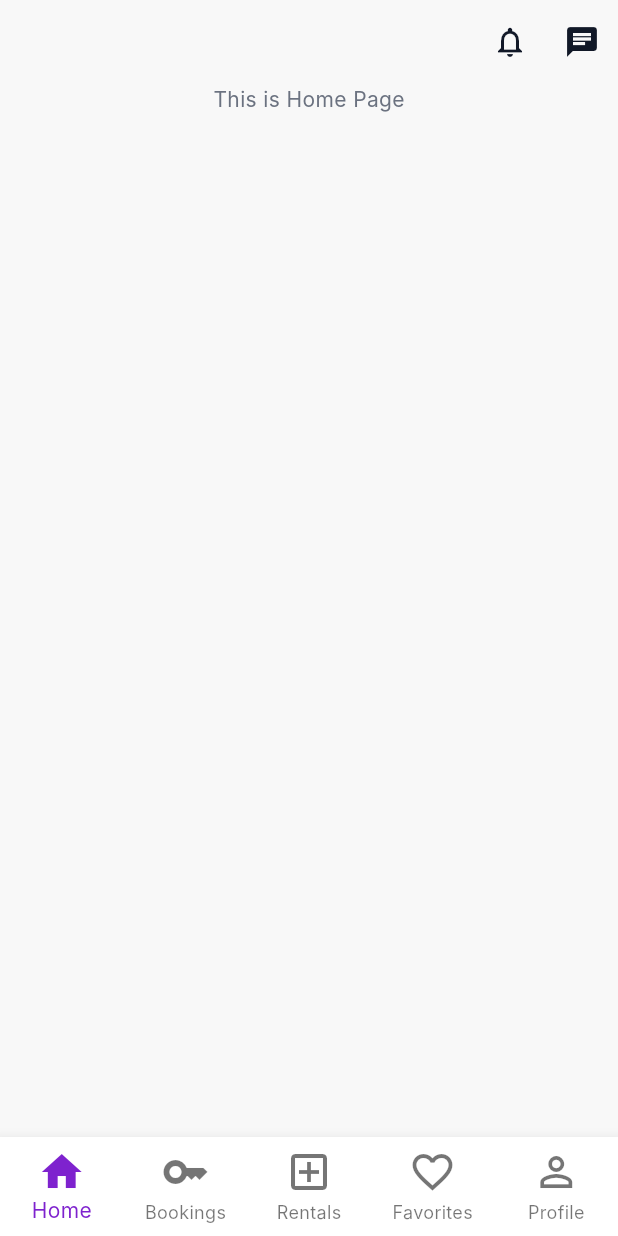
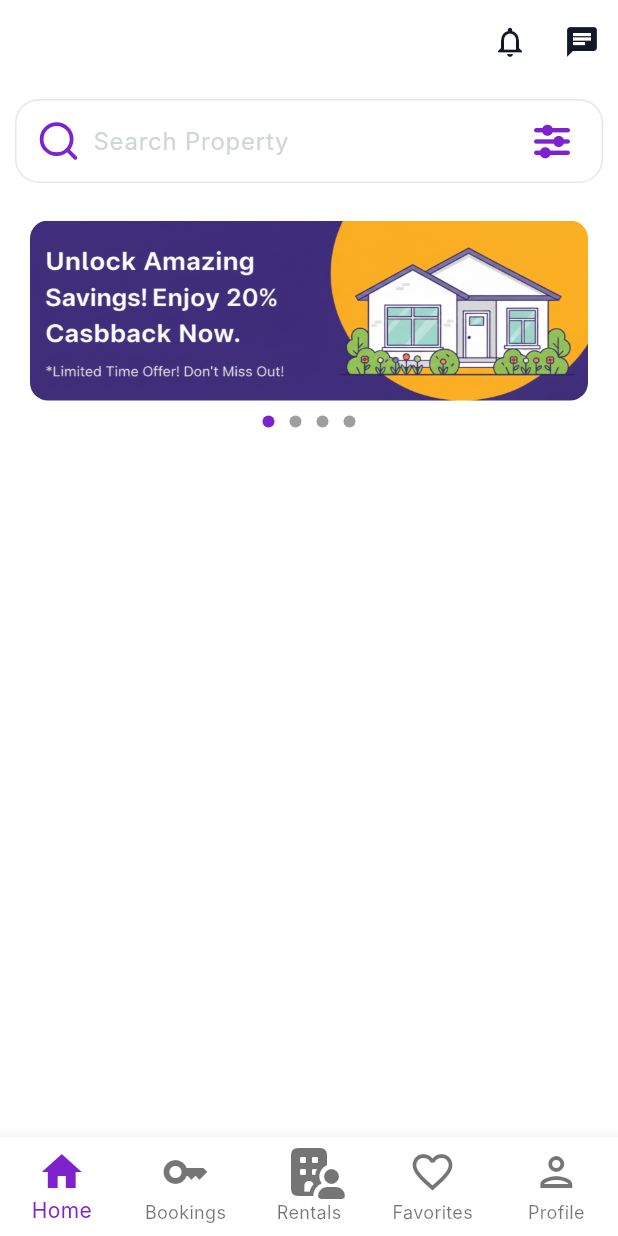
Before and after one commit to Mohakerdi/AlMekhtar, a Flutter app: the screen it shows after launch, on a phone screen of 412 x 824 dp. Run offline on Flutter 3.47's test engine with Material 3 defaults, Android fonts, the light colour scheme and no system bars; drawn by our look-alikes of carousel_slider; our stand-ins replace flutter_feather_icons, font_awesome_flutter, line_awesome_flutter, material_design_icons_flutter; Roboto replaces fonts that are missing (Inter).

Commit message:
built search field &swiper, started on homescreen, edited splash, added some assets

```diff
--- a/lib/Features/splash/splash_screen.dart
+++ b/lib/Features/splash/splash_screen.dart
@@ -75,7 +75,7 @@ class _SplashScreenState extends State<SplashScreen> with TickerProviderStateMix
                         child: SizedBox(
                           width: 200,
                           height: 200,
-                          child: Image.asset(AppImages.kLogoPath),
+                          child: Image.asset(AppImages.kLogoWhitePath),
                         ),
                       ),
                       const SizedBox(height: 24),
@@ -88,11 +88,6 @@ class _SplashScreenState extends State<SplashScreen> with TickerProviderStateMix
                 );
               },
             ),
-
-            const SizedBox(height: 60),
-            const CircularProgressIndicator(
-              valueColor: AlwaysStoppedAnimation<Color>(Colors.white),
-            ),
           ],
         ),
       ),
--- a/lib/Features/user/home/screens/home.dart
+++ b/lib/Features/user/home/screens/home.dart
@@ -1,13 +1,29 @@
 import 'package:flutter/material.dart';
+import 'package:mabeet/Features/user/home/widgets/search_field.dart';
+import 'package:mabeet/Features/user/home/widgets/swiper.dart';
+
+import '../../../../core/constants/icons.dart';
+import '../../../../core/theme/app_colors.dart';
 
 class HomeScreen extends StatelessWidget {
   const HomeScreen({super.key});
+
+  static void _showOverlay() {}
 
   @override
   Widget build(BuildContext context) {
     return const Scaffold(
       body: SingleChildScrollView(
-        child: Center(child: Text('This is Home Page')),
+        child: Padding(
+          padding: EdgeInsets.symmetric(horizontal: 10, vertical: 10),
+          child: Column(
+            children: [
+              SearchField(onBtnPressed: _showOverlay,),
+              SizedBox(height: 25),
+              Swiper(),
+            ],
+          ),
+        ),
       ),
     );
   }
--- a/lib/Features/user/home/screens/tabs.dart
+++ b/lib/Features/user/home/screens/tabs.dart
@@ -1,9 +1,13 @@
 import 'package:flutter/material.dart';
+import 'package:flutter_feather_icons/flutter_feather_icons.dart';
+import 'package:font_awesome_flutter/font_awesome_flutter.dart';
+import 'package:line_awesome_flutter/line_awesome_flutter.dart';
 import 'package:mabeet/Features/user/bookings/screens/bookings_screen.dart';
 import 'package:mabeet/Features/user/chat/screens/chat_screen.dart';
 import 'package:mabeet/Features/user/favorites/screens/favorites_screen.dart';
 import 'package:mabeet/Features/user/profile/screens/profile_screen.dart';
 import 'package:mabeet/Features/user/rentals/screens/rentals_screen.dart';
+import 'package:mabeet/core/constants/icons.dart';
 
 import '../../notifications/screens/notifications_screen.dart';
 import 'home.dart';
@@ -85,8 +89,8 @@ class _TabsState extends State<Tabs> {
           ),
           BottomNavigationBarItem(icon: Icon(Icons.key), label: 'Bookings'),
           BottomNavigationBarItem(
-            activeIcon: Icon(Icons.add_box),
-            icon: Icon(Icons.add_box_outlined),
+            activeIcon: Icon(AppIcons.rentIcon),
+            icon: Icon(AppIcons.rentIcon),
             label: 'Rentals',
           ),
           BottomNavigationBarItem(
@@ -96,7 +100,7 @@ class _TabsState extends State<Tabs> {
           ),
           BottomNavigationBarItem(
             activeIcon: Icon(Icons.person),
-            icon: Icon(Icons.perm_identity),
+            icon: Icon(Icons.person_outlined),
             label: 'Profile',
           ),
         ],
--- /dev/null
+++ b/lib/Features/user/home/widgets/search_field.dart
@@ -0,0 +1,38 @@
+import 'package:flutter/material.dart';
+
+import '../../../../core/constants/icons.dart';
+import '../../../../core/theme/app_colors.dart';
+class SearchField extends StatelessWidget {
+  const SearchField({super.key, required this.onBtnPressed});
+
+  final Function onBtnPressed;
+
+  @override
+  Widget build(BuildContext context) {
+    return TextField(
+      decoration: InputDecoration(
+        prefixIcon: Padding(
+          padding: EdgeInsets.only(left: 10),
+          child: Icon(
+            AppIcons.searchIcon,
+            color: AppColors.primary700,
+            size: 30,
+          ),
+        ),
+        hintText: 'Search Property',
+        suffixIcon: Padding(
+          padding: EdgeInsets.only(right: 10),
+          child: IconButton(
+            icon: Icon(
+              AppIcons.filterIcon,
+              color: AppColors.primary700,
+            ),
+            onPressed: (){
+              onBtnPressed();
+            },
+          ),
+        ),
+      ),
+    );
+  }
+}
--- /dev/null
+++ b/lib/Features/user/home/widgets/swiper.dart
@@ -0,0 +1,89 @@
+import 'package:carousel_slider/carousel_slider.dart';
+import 'package:flutter/material.dart';
+import '../../../../core/constants/images.dart';
+import '../../../../core/theme/app_colors.dart';
+
+class Swiper extends StatefulWidget {
+  const Swiper({super.key});
+
+  @override
+  State<Swiper> createState() => _SwiperState();
+}
+
+class _SwiperState extends State<Swiper> {
+  final List<String> images = [
+    AppImages.kSliderImage1,
+    AppImages.kSliderImage2,
+    AppImages.kSliderImage3,
+    AppImages.kSliderImage4,
+  ];
+
+  final CarouselSliderController _carouselController = CarouselSliderController();
+
+  int _currentIndex = 0;
+
+  @override
+  Widget build(BuildContext context) {
+    return Stack(
+      children: [
+        CarouselSlider.builder(
+          carouselController: _carouselController,
+          itemCount: images.length,
+          options: CarouselOptions(
+            viewportFraction: 1.0,
+            height: 120,
+            autoPlay: true,
+            autoPlayInterval: const Duration(seconds: 3),
+            enlargeCenterPage: false,
+            onPageChanged: (index, reason) {
+              setState(() {
+                _currentIndex = index;
+              });
+            },
+          ),
+          itemBuilder: (BuildContext context, int index, int realIndex) {
+            return Container(
+              margin: EdgeInsets.symmetric(horizontal: 10),
+              child: ClipRRect(
+                borderRadius: BorderRadius.circular(12),
+                child: Image.asset(
+                  images[index],
+                  fit: BoxFit.fill,
+                  width: double.infinity,
+                ),
+              ),
+            );
+          },
+        ),
+        Container(
+          child: Column(
+            children:[
+              SizedBox(height: 130,),
+              Row(
+                mainAxisAlignment: MainAxisAlignment.center,
+                children:
+                images.asMap().entries.map((entry) {
+                  return GestureDetector(
+                    onTap: () => _carouselController.animateToPage(entry.key),
+                    child: Container(
+                      width:8, height: 8,
+                      margin: EdgeInsets.symmetric(horizontal: 5),
+                      decoration: BoxDecoration(
+                          shape: _currentIndex == entry.key ? BoxShape.rectangle: BoxShape.circle,
+                          color: _currentIndex == entry.key
+                              ? AppColors.primary700
+                              : Colors.grey,
+                        borderRadius: _currentIndex== entry.key?
+                            BorderRadius.circular(20)
+                            : null,
+                      ),
+                    ),
+                  );
+                }).toList()
+            ),]
+          ),
+        )
+      ],
+    );
+  }
+}
--- /dev/null
+++ b/lib/core/constants/icons.dart
@@ -0,0 +1,11 @@
+import 'package:flutter/material.dart';
+import 'package:flutter_feather_icons/flutter_feather_icons.dart';
+import 'package:font_awesome_flutter/font_awesome_flutter.dart';
+import 'package:material_design_icons_flutter/material_design_icons_flutter.dart';
+import 'package:line_awesome_flutter/line_awesome_flutter.dart';
+
+class AppIcons{
+ static const searchIcon = FeatherIcons.search;
+ static const filterIcon = FontAwesomeIcons.sliders;
+ static const rentIcon = FontAwesomeIcons.buildingUser;
+}
--- a/lib/core/constants/images.dart
+++ b/lib/core/constants/images.dart
@@ -1,3 +1,8 @@
 class AppImages{
  static const kLogoPath = 'assets/images/app-logo.png';
+ static const kLogoWhitePath = 'assets/images/app-logo-white.png';
+ static const kSliderImage1 = 'assets/images/slider-image1.png';
+ static const kSliderImage2 = 'assets/images/slider-image2.png';
+ static const kSliderImage3 = 'assets/images/slider-image3.png';
+ static const kSliderImage4 = 'assets/images/slider-image4.png';
 }
--- a/lib/core/theme/app_colors.dart
+++ b/lib/core/theme/app_colors.dart
@@ -58,7 +58,7 @@ class AppColors {
 
 
   // 5. Utility Colors
-  static const Color background = gray50;
+  static const Color background = Colors.white;
   static const Color card = gray50;
   static const Color lightText = gray500;
   static const Color darkText = gray800;
--- a/lib/core/theme/light_theme.dart
+++ b/lib/core/theme/light_theme.dart
@@ -73,7 +73,7 @@ ThemeData get lightTheme {
       filled: true,
       fillColor: Colors.white,
       contentPadding: const EdgeInsets.symmetric(horizontal: 20, vertical: 16),
-      hintStyle: AppTextStyles.bodyMedium.copyWith(color: AppColors.gray400),
+      hintStyle: AppTextStyles.bodyLarge.copyWith(color: AppColors.gray300),
       errorMaxLines: 1,
 
       border: OutlineInputBorder(
--- a/pubspec.yaml
+++ b/pubspec.yaml
@@ -34,6 +34,11 @@ dependencies:
   # The following adds the Cupertino Icons font to your application.
   # Use with the CupertinoIcons class for iOS style icons.
   cupertino_icons: ^1.0.8
+  carousel_slider: ^5.1.1
+  font_awesome_flutter: ^10.9.1
+  material_design_icons_flutter: ^7.0.7296
+  line_awesome_flutter: ^3.0.1
+  flutter_feather_icons: ^2.0.0+1
 
 dev_dependencies:
   flutter_test:
```
Also changed, not shown: assets/images/app-logo-white.png (added), assets/images/slider-image1.png (added), assets/images/slider-image2.png (added), assets/images/slider-image3.png (added), assets/images/slider-image4.png (added), pubspec.lock.
